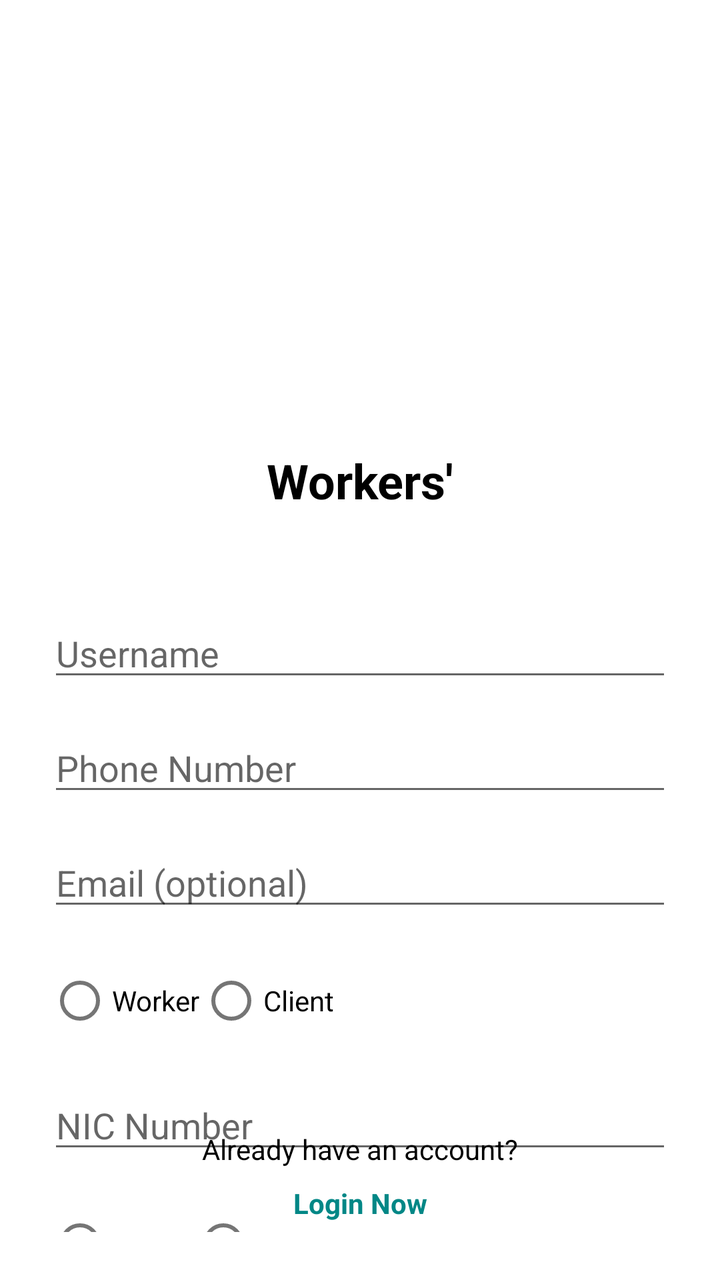
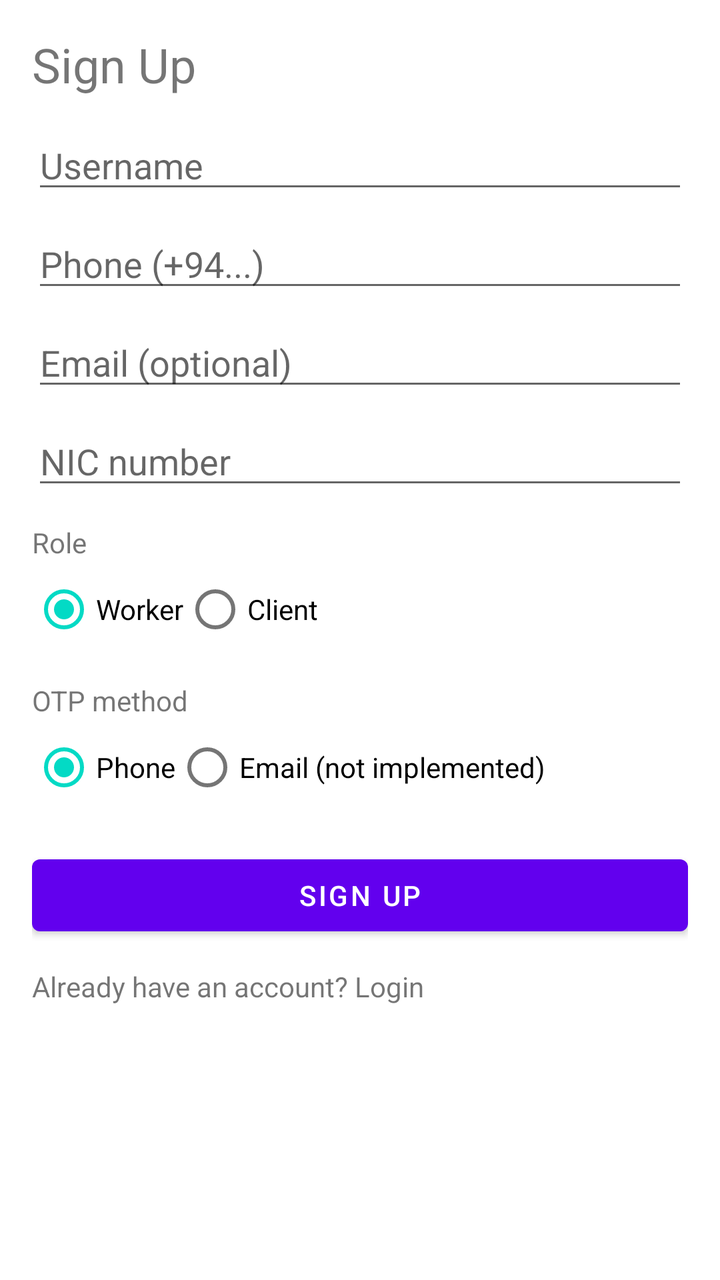

Before-and-after screenshots of an Android layout around one commit, followed by the original layout XML and the change that was made.
<!-- AndroidManifest.xml: application theme Theme.Woil -->
<!-- res/layout/activity_sign_up.xml -->
<?xml version="1.0" encoding="utf-8"?>
<androidx.constraintlayout.widget.ConstraintLayout xmlns:android="http://schemas.android.com/apk/res/android"
    xmlns:app="http://schemas.android.com/apk/res-auto"
    android:layout_width="match_parent"
    android:layout_height="match_parent"
    android:background="@android:color/white"
    android:padding="24dp">

    
    <ImageView
        android:id="@+id/ivLogo"
        android:layout_width="120dp"
        android:layout_height="120dp"
        android:src="@mipmap/ic_launcher"
        app:layout_constraintTop_toTopOf="parent"
        app:layout_constraintStart_toStartOf="parent"
        app:layout_constraintEnd_toEndOf="parent"
        android:layout_marginTop="64dp" />

    
    <TextView
        android:id="@+id/tvTagline"
        android:layout_width="wrap_content"
        android:layout_height="wrap_content"
        android:text="Workers'"
        android:textSize="24sp"
        android:textStyle="bold"
        android:textColor="@android:color/black"
        app:layout_constraintTop_toBottomOf="@id/ivLogo"
        app:layout_constraintStart_toStartOf="parent"
        app:layout_constraintEnd_toEndOf="parent"
        android:layout_marginTop="16dp" />

    
    <EditText
        android:id="@+id/etUsername"
        android:layout_width="match_parent"
        android:layout_height="wrap_content"
        android:hint="Username"
        android:inputType="text"
        app:layout_constraintTop_toBottomOf="@id/tvTagline"
        app:layout_constraintStart_toStartOf="parent"
        android:layout_marginTop="48dp" />

    
    <EditText
        android:id="@+id/etPhone"
        android:layout_width="match_parent"
        android:layout_height="wrap_content"
        android:hint="Phone Number"
        android:inputType="phone"
        app:layout_constraintTop_toBottomOf="@id/etUsername"
        app:layout_constraintStart_toStartOf="parent"
        android:layout_marginTop="16dp" />

    
    <EditText
        android:id="@+id/etEmail"
        android:layout_width="match_parent"
        android:layout_height="wrap_content"
        android:hint="Email (optional)"
        android:inputType="textEmailAddress"
        app:layout_constraintTop_toBottomOf="@id/etPhone"
        app:layout_constraintStart_toStartOf="parent"
        android:layout_marginTop="16dp" />

    
    <RadioGroup
        android:id="@+id/rgRole"
        android:layout_width="match_parent"
        android:layout_height="wrap_content"
        android:orientation="horizontal"
        app:layout_constraintTop_toBottomOf="@id/etEmail"
        app:layout_constraintStart_toStartOf="parent"
        android:layout_marginTop="16dp">

        <RadioButton
            android:id="@+id/rbWorker"
            android:layout_width="wrap_content"
            android:layout_height="wrap_content"
            android:text="Worker" />

        <RadioButton
            android:id="@+id/rbClient"
            android:layout_width="wrap_content"
            android:layout_height="wrap_content"
            android:text="Client" />

    </RadioGroup>

    
    <EditText
        android:id="@+id/etNic"
        android:layout_width="match_parent"
        android:layout_height="wrap_content"
        android:hint="NIC Number"
        android:inputType="text"
        app:layout_constraintTop_toBottomOf="@id/rgRole"
        app:layout_constraintStart_toStartOf="parent"
        android:layout_marginTop="16dp" />

    
    <RadioGroup
        android:id="@+id/rgOtpMethod"
        android:layout_width="match_parent"
        android:layout_height="wrap_content"
        android:orientation="horizontal"
        app:layout_constraintTop_toBottomOf="@id/etNic"
        app:layout_constraintStart_toStartOf="parent"
        android:layout_marginTop="16dp">

        <RadioButton
            android:id="@+id/rbPhoneOtp"
            android:layout_width="wrap_content"
            android:layout_height="wrap_content"
            android:text="Phone" />

        <RadioButton
            android:id="@+id/rbEmailOtp"
            android:layout_width="wrap_content"
            android:layout_height="wrap_content"
            android:text="Email" />

    </RadioGroup>

    
    <Button
        android:id="@+id/btnSignUp"
        android:layout_width="match_parent"
        android:layout_height="wrap_content"
        android:text="Sign Up"
        android:backgroundTint="@color/teal_700"
        android:textColor="@android:color/white"
        app:layout_constraintTop_toBottomOf="@id/rgOtpMethod"
        app:layout_constraintStart_toStartOf="parent"
        android:layout_marginTop="32dp" />

    
    <TextView
        android:id="@+id/tvLoginPrompt"
        android:layout_width="wrap_content"
        android:layout_height="wrap_content"
        android:text="Already have an account?"
        android:textColor="@android:color/black"
        app:layout_constraintBottom_toBottomOf="parent"
        app:layout_constraintStart_toStartOf="parent"
        app:layout_constraintEnd_toEndOf="parent"
        android:layout_marginBottom="32dp" />

    <TextView
        android:id="@+id/tvLoginLink"
        android:layout_width="wrap_content"
        android:layout_height="wrap_content"
        android:text="Login Now"
        android:textColor="@color/teal_700"
        android:textStyle="bold"
        app:layout_constraintTop_toBottomOf="@id/tvLoginPrompt"
        app:layout_constraintStart_toStartOf="parent"
        app:layout_constraintEnd_toEndOf="parent"
        android:layout_marginTop="8dp"
        android:clickable="true"
        android:focusable="true" />

</androidx.constraintlayout.widget.ConstraintLayout>
<!-- resources referenced by this layout -->
<resources>
  <color name="teal_700">#FF018786</color>
  <!-- mipmap ic_launcher (mipmap-anydpi-v26) -->
  <?xml version="1.0" encoding="utf-8"?>
  <adaptive-icon xmlns:android="http://schemas.android.com/apk/res/android">
      <background android:drawable="@drawable/ic_launcher_background"/>
      <foreground android:drawable="@mipmap/ic_launcher_foreground"/>
  </adaptive-icon>
  <style name="Theme.Woil" parent="Theme.MaterialComponents.DayNight.DarkActionBar">
          
          <item name="colorPrimary">@color/purple_500</item>
          <item name="colorPrimaryVariant">@color/purple_700</item>
          <item name="colorOnPrimary">@color/white</item>
          
          <item name="colorSecondary">@color/teal_200</item>
          <item name="colorSecondaryVariant">@color/teal_700</item>
          <item name="colorOnSecondary">@color/black</item>
          
          <item name="android:statusBarColor">?attr/colorPrimaryVariant</item>
          
      </style>
  <!-- drawable ic_launcher_background: vector/xml drawable (drawable, 4866 chars, omitted) -->
  <color name="purple_500">#FF6200EE</color>
  <color name="purple_700">#FF3700B3</color>
  <color name="white">#FFFFFFFF</color>
  <color name="teal_200">#FF03DAC5</color>
  <color name="black">#FF000000</color>
</resources>

<!-- the commit's change to res/layout/activity_sign_up.xml (unified diff, before → after) -->
@@ -1,164 +1,108 @@
 <?xml version="1.0" encoding="utf-8"?>
-<androidx.constraintlayout.widget.ConstraintLayout xmlns:android="http://schemas.android.com/apk/res/android"
-    xmlns:app="http://schemas.android.com/apk/res-auto"
+<ScrollView xmlns:android="http://schemas.android.com/apk/res/android"
     android:layout_width="match_parent"
     android:layout_height="match_parent"
-    android:background="@android:color/white"
-    android:padding="24dp">
+    android:padding="16dp">
 
-    
-    <ImageView
-        android:id="@+id/ivLogo"
-        android:layout_width="120dp"
-        android:layout_height="120dp"
-        android:src="@mipmap/ic_launcher"
-        app:layout_constraintTop_toTopOf="parent"
-        app:layout_constraintStart_toStartOf="parent"
-        app:layout_constraintEnd_toEndOf="parent"
-        android:layout_marginTop="64dp" />
-
-    
-    <TextView
-        android:id="@+id/tvTagline"
-        android:layout_width="wrap_content"
-        android:layout_height="wrap_content"
-        android:text="Workers'"
-        android:textSize="24sp"
-        android:textStyle="bold"
-        android:textColor="@android:color/black"
-        app:layout_constraintTop_toBottomOf="@id/ivLogo"
-        app:layout_constraintStart_toStartOf="parent"
-        app:layout_constraintEnd_toEndOf="parent"
-        android:layout_marginTop="16dp" />
-
-    
-    <EditText
-        android:id="@+id/etUsername"
+    <LinearLayout
         android:layout_width="match_parent"
         android:layout_height="wrap_content"
-        android:hint="Username"
-        android:inputType="text"
-        app:layout_constraintTop_toBottomOf="@id/tvTagline"
-        app:layout_constraintStart_toStartOf="parent"
-        android:layout_marginTop="48dp" />
+        android:orientation="vertical">
 
-    
-    <EditText
-        android:id="@+id/etPhone"
-        android:layout_width="match_parent"
-        android:layout_height="wrap_content"
-        android:hint="Phone Number"
-        android:inputType="phone"
-        app:layout_constraintTop_toBottomOf="@id/etUsername"
-        app:layout_constraintStart_toStartOf="parent"
-        android:layout_marginTop="16dp" />
-
-    
-    <EditText
-        android:id="@+id/etEmail"
-        android:layout_width="match_parent"
-        android:layout_height="wrap_content"
-        android:hint="Email (optional)"
-        android:inputType="textEmailAddress"
-        app:layout_constraintTop_toBottomOf="@id/etPhone"
-        app:layout_constraintStart_toStartOf="parent"
-        android:layout_marginTop="16dp" />
-
-    
-    <RadioGroup
-        android:id="@+id/rgRole"
-        android:layout_width="match_parent"
-        android:layout_height="wrap_content"
-        android:orientation="horizontal"
-        app:layout_constraintTop_toBottomOf="@id/etEmail"
-        app:layout_constraintStart_toStartOf="parent"
-        android:layout_marginTop="16dp">
-
-        <RadioButton
-            android:id="@+id/rbWorker"
+        <TextView
             android:layout_width="wrap_content"
             android:layout_height="wrap_content"
-            android:text="Worker" />
+            android:text="Sign Up"
+            android:textSize="24sp"
+            android:layout_marginBottom="12dp"/>
 
-        <RadioButton
-            android:id="@+id/rbClient"
+        <EditText
+            android:id="@+id/etUsername"
+            android:layout_width="match_parent"
+            android:layout_height="wrap_content"
+            android:hint="Username"/>
+
+        <EditText
+            android:id="@+id/etPhone"
+            android:layout_width="match_parent"
+            android:layout_height="wrap_content"
+            android:hint="Phone (+94...)"
+            android:inputType="phone"
+            android:layout_marginTop="8dp"/>
+
+        <EditText
+            android:id="@+id/etEmail"
+            android:layout_width="match_parent"
+            android:layout_height="wrap_content"
+            android:hint="Email (optional)"
+            android:inputType="textEmailAddress"
+            android:layout_marginTop="8dp"/>
+
+        <EditText
+            android:id="@+id/etNic"
+            android:layout_width="match_parent"
+            android:layout_height="wrap_content"
+            android:hint="NIC number"
+            android:layout_marginTop="8dp"/>
+
+        <TextView
             android:layout_width="wrap_content"
             android:layout_height="wrap_content"
-            android:text="Client" />
+            android:text="Role"
+            android:layout_marginTop="12dp"/>
 
-    </RadioGroup>
-
-    
-    <EditText
-        android:id="@+id/etNic"
-        android:layout_width="match_parent"
-        android:layout_height="wrap_content"
-        android:hint="NIC Number"
-        android:inputType="text"
-        app:layout_constraintTop_toBottomOf="@id/rgRole"
-        app:layout_constraintStart_toStartOf="parent"
-        android:layout_marginTop="16dp" />
-
-    
-    <RadioGroup
-        android:id="@+id/rgOtpMethod"
-        android:layout_width="match_parent"
-        android:layout_height="wrap_content"
-        android:orientation="horizontal"
-        app:layout_constraintTop_toBottomOf="@id/etNic"
-        app:layout_constraintStart_toStartOf="parent"
-        android:layout_marginTop="16dp">
-
-        <RadioButton
-            android:id="@+id/rbPhoneOtp"
+        <RadioGroup
+            android:id="@+id/rgRole"
             android:layout_width="wrap_content"
             android:layout_height="wrap_content"
-            android:text="Phone" />
+            android:orientation="horizontal">
+            <RadioButton android:id="@+id/rbWorker"
+                android:layout_width="wrap_content"
+                android:layout_height="wrap_content"
+                android:text="Worker"
+                android:checked="true"/>
+            <RadioButton android:id="@+id/rbClient"
+                android:layout_width="wrap_content"
+                android:layout_height="wrap_content"
+                android:text="Client"/>
+        </RadioGroup>
 
-        <RadioButton
-            android:id="@+id/rbEmailOtp"
+        
+        <TextView
             android:layout_width="wrap_content"
             android:layout_height="wrap_content"
-            android:text="Email" />
+            android:text="OTP method"
+            android:layout_marginTop="12dp"/>
 
-    </RadioGroup>
+        <RadioGroup
+            android:id="@+id/rgOtpMethod"
+            android:layout_width="wrap_content"
+            android:layout_height="wrap_content"
+            android:orientation="horizontal">
+            <RadioButton android:id="@+id/rbOtpPhone"
+                android:layout_width="wrap_content"
+                android:layout_height="wrap_content"
+                android:text="Phone"
+                android:checked="true"/>
+            <RadioButton android:id="@+id/rbOtpEmail"
+                android:layout_width="wrap_content"
+                android:layout_height="wrap_content"
+                android:text="Email (not implemented)"/>
+        </RadioGroup>
 
-    
-    <Button
-        android:id="@+id/btnSignUp"
-        android:layout_width="match_parent"
-        android:layout_height="wrap_content"
-        android:text="Sign Up"
-        android:backgroundTint="@color/teal_700"
-        android:textColor="@android:color/white"
-        app:layout_constraintTop_toBottomOf="@id/rgOtpMethod"
-        app:layout_constraintStart_toStartOf="parent"
-        android:layout_marginTop="32dp" />
+        <Button
+            android:id="@+id/btnSignUp"
+            android:layout_width="match_parent"
+            android:layout_height="wrap_content"
+            android:text="Sign Up"
+            android:layout_marginTop="16dp"/>
 
-    
-    <TextView
-        android:id="@+id/tvLoginPrompt"
-        android:layout_width="wrap_content"
-        android:layout_height="wrap_content"
-        android:text="Already have an account?"
-        android:textColor="@android:color/black"
-        app:layout_constraintBottom_toBottomOf="parent"
-        app:layout_constraintStart_toStartOf="parent"
-        app:layout_constraintEnd_toEndOf="parent"
-        android:layout_marginBottom="32dp" />
+        <TextView
+            android:id="@+id/tvLoginLink"
+            android:layout_width="wrap_content"
+            android:layout_height="wrap_content"
+            android:text="Already have an account? Login"
+            android:layout_marginTop="12dp"/>
 
-    <TextView
-        android:id="@+id/tvLoginLink"
-        android:layout_width="wrap_content"
-        android:layout_height="wrap_content"
-        android:text="Login Now"
-        android:textColor="@color/teal_700"
-        android:textStyle="bold"
-        app:layout_constraintTop_toBottomOf="@id/tvLoginPrompt"
-        app:layout_constraintStart_toStartOf="parent"
-        app:layout_constraintEnd_toEndOf="parent"
-        android:layout_marginTop="8dp"
-        android:clickable="true"
-        android:focusable="true" />
-
-</androidx.constraintlayout.widget.ConstraintLayout>
+    </LinearLayout>
+</ScrollView>
<!-- resource entries referenced after the edit -->
@@ -1,12 +1,6 @@
 <!-- resources referenced by this layout -->
 <resources>
   <color name="teal_700">#FF018786</color>
-  <!-- mipmap ic_launcher (mipmap-anydpi-v26) -->
-  <?xml version="1.0" encoding="utf-8"?>
-  <adaptive-icon xmlns:android="http://schemas.android.com/apk/res/android">
-      <background android:drawable="@drawable/ic_launcher_background"/>
-      <foreground android:drawable="@mipmap/ic_launcher_foreground"/>
-  </adaptive-icon>
   <style name="Theme.Woil" parent="Theme.MaterialComponents.DayNight.DarkActionBar">
           
           <item name="colorPrimary">@color/purple_500</item>
@@ -20,7 +14,6 @@
           <item name="android:statusBarColor">?attr/colorPrimaryVariant</item>
           
       </style>
-  <!-- drawable ic_launcher_background: vector/xml drawable (drawable, 4866 chars, omitted) -->
   <color name="purple_500">#FF6200EE</color>
   <color name="purple_700">#FF3700B3</color>
   <color name="white">#FFFFFFFF</color>
